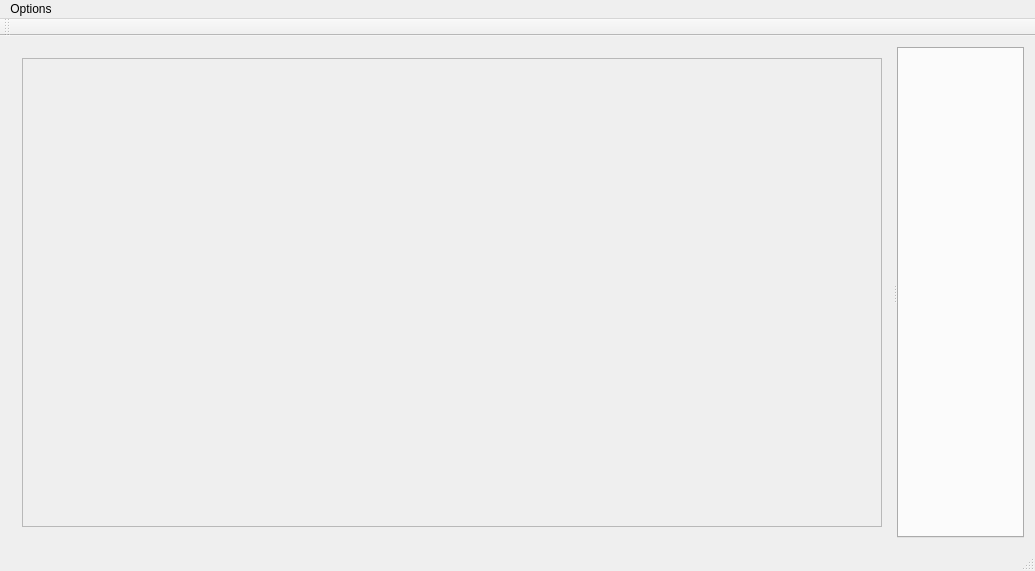
Above: smatrtplan v.0.4/mainwindow.ui from patrykpl2612/ProgramowanieZespolowe before the change. Below: the same form after it.
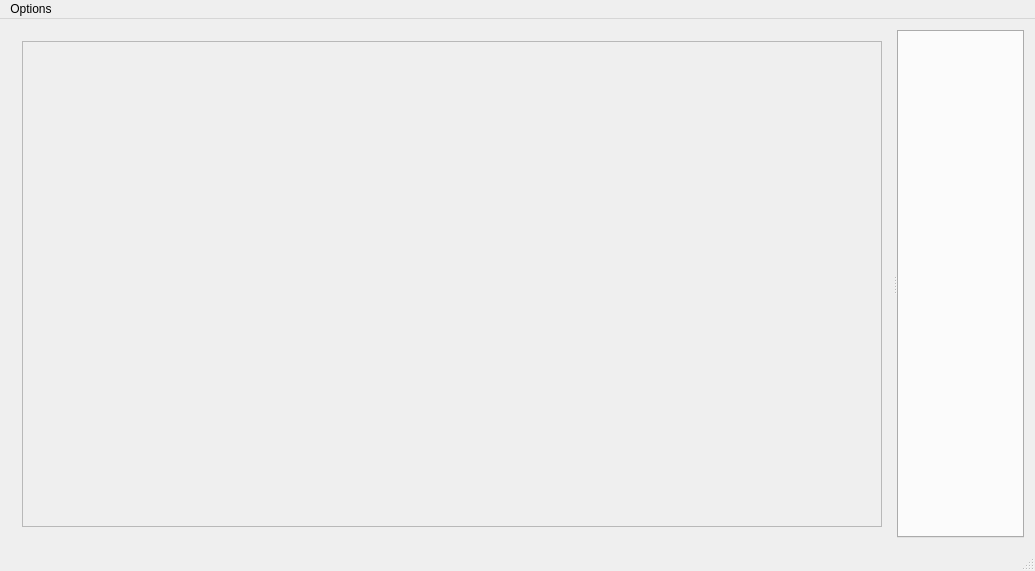
That is the form after the change.

```diff
--- a/smatrtplan v.0.4/mainwindow.ui
+++ b/smatrtplan v.0.4/mainwindow.ui
@@ -57,7 +57,7 @@
              <x>0</x>
              <y>0</y>
              <width>882</width>
-             <height>482</height>
+             <height>499</height>
             </rect>
            </property>
           </widget>
@@ -113,14 +113,6 @@
    </widget>
    <addaction name="menuOpcje"/>
   </widget>
-  <widget class="QToolBar" name="mainToolBar">
-   <attribute name="toolBarArea">
-    <enum>TopToolBarArea</enum>
-   </attribute>
-   <attribute name="toolBarBreak">
-    <bool>false</bool>
-   </attribute>
-  </widget>
   <widget class="QStatusBar" name="statusBar"/>
   <action name="actionClear_database">
    <property name="text">
```
